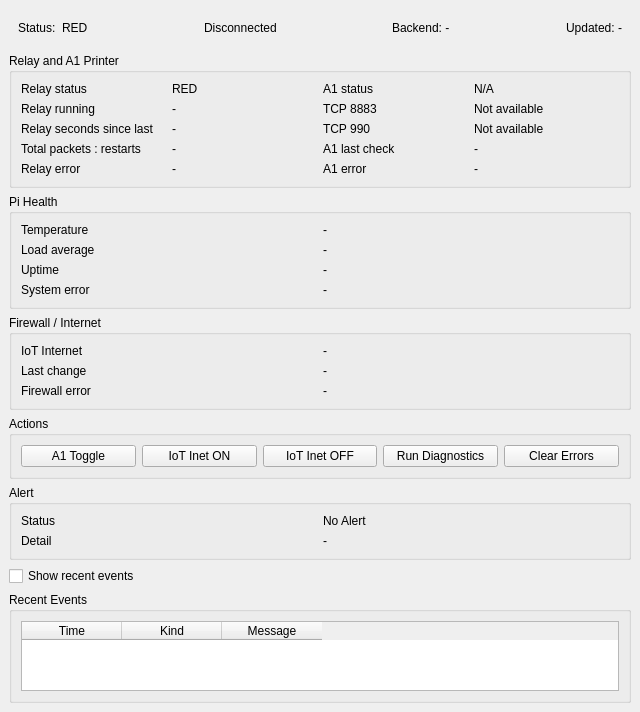
Before: the Qt Designer form IoT/client/dashboard_client.ui in michaelmargolis/IoT-Dashboard, drawn with Qt 5.
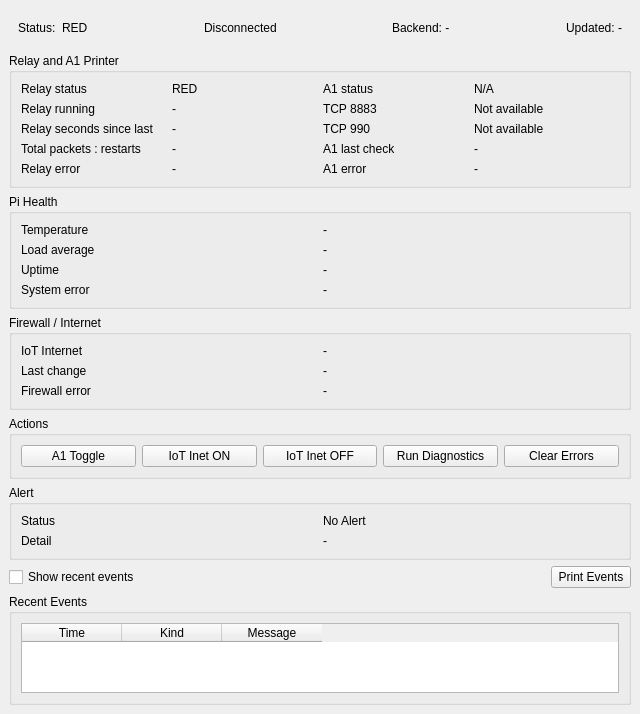
After: the same form once the commit is applied.

Commit message: - A1 Powering Up now shows elapsed seconds - A1 Powering Up now uses warning/orange styling - added Print Events button beside Show recent events - Print Events writes the filtered recent events to stdout

Patch:
```diff
--- a/IoT/client/dashboard_client.ui
+++ b/IoT/client/dashboard_client.ui
@@ -472,6 +472,8 @@
      </widget>
     </item>
     <item>
+     <layout class="QHBoxLayout" name="events_controls_layout">
+      <item>
      <widget class="QCheckBox" name="show_recent_events_checkbox">
       <property name="text">
        <string>Show recent events</string>
@@ -480,6 +482,28 @@
        <bool>false</bool>
       </property>
      </widget>
+      </item>
+      <item>
+       <spacer name="events_controls_spacer">
+        <property name="orientation">
+         <enum>Qt::Orientation::Horizontal</enum>
+        </property>
+        <property name="sizeHint" stdset="0">
+         <size>
+          <width>40</width>
+          <height>20</height>
+         </size>
+        </property>
+       </spacer>
+      </item>
+      <item>
+       <widget class="QPushButton" name="print_events_button">
+        <property name="text">
+         <string>Print Events</string>
+        </property>
+       </widget>
+      </item>
+     </layout>
     </item>
     <item>
      <widget class="QGroupBox" name="events_group">
```
Left out of the diff: 1 changed line with no effect on the pictures. Lines whose indentation alone changed are shown as unchanged. The commit also changes 2 other files.
